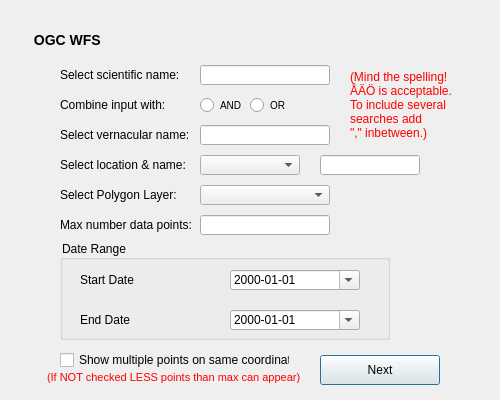
Before: the Qt Designer form WFS_search.ui in albabjorkman/GIT-project, drawn with Qt 5.
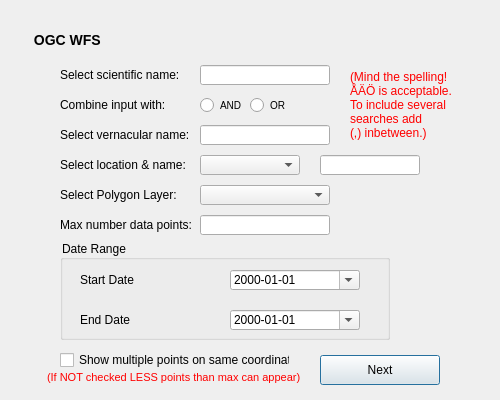
After: the same form once the commit is applied.

Commit message: pushing pictures of design

Diff of the .ui file:
```diff
--- a/WFS_search.ui
+++ b/WFS_search.ui
@@ -114,7 +114,7 @@
    </property>
    <property name="text">
     <string>(Mind the spelling! &lt;br/&gt; ÅÄÖ is acceptable. &lt;br/&gt;
-     To include several &lt;br/&gt; searches add &lt;br/&gt;  "," inbetween.)</string>
+     To include several &lt;br/&gt; searches add &lt;br/&gt;  (,) inbetween.)</string>
    </property>
    <property name="styleSheet">
     <string>
```
The commit also changes 1 other file.
